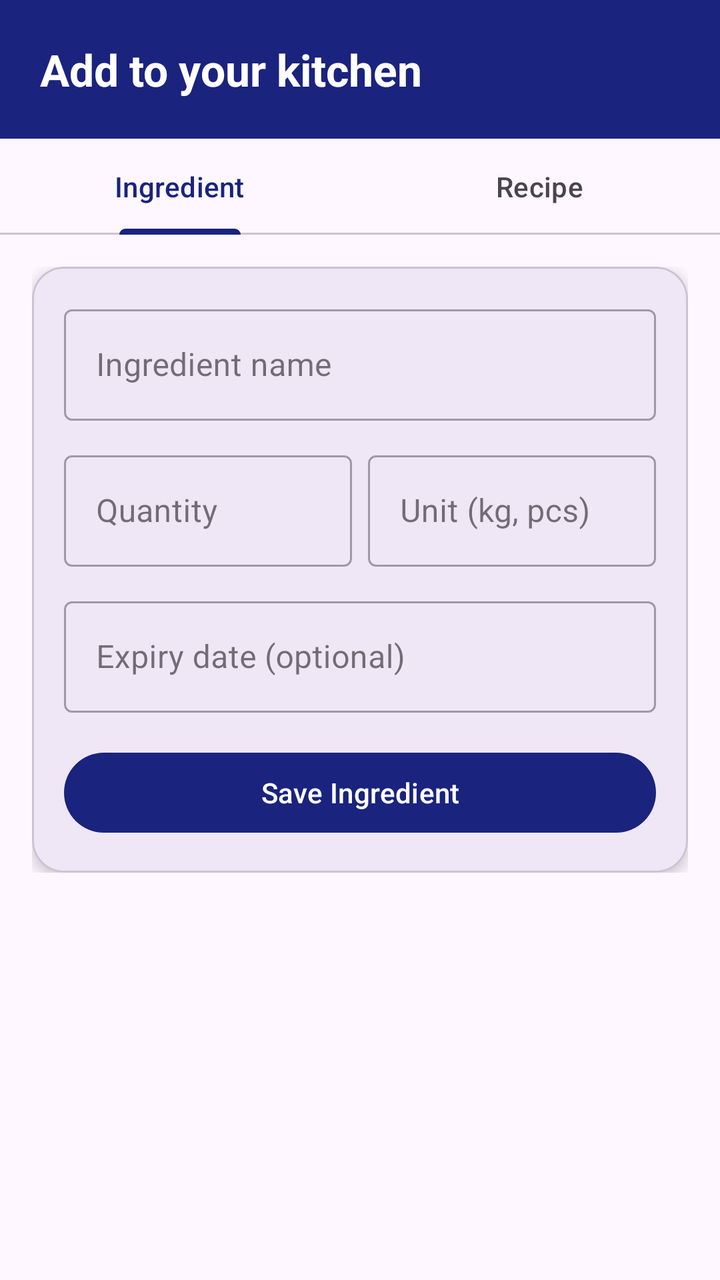
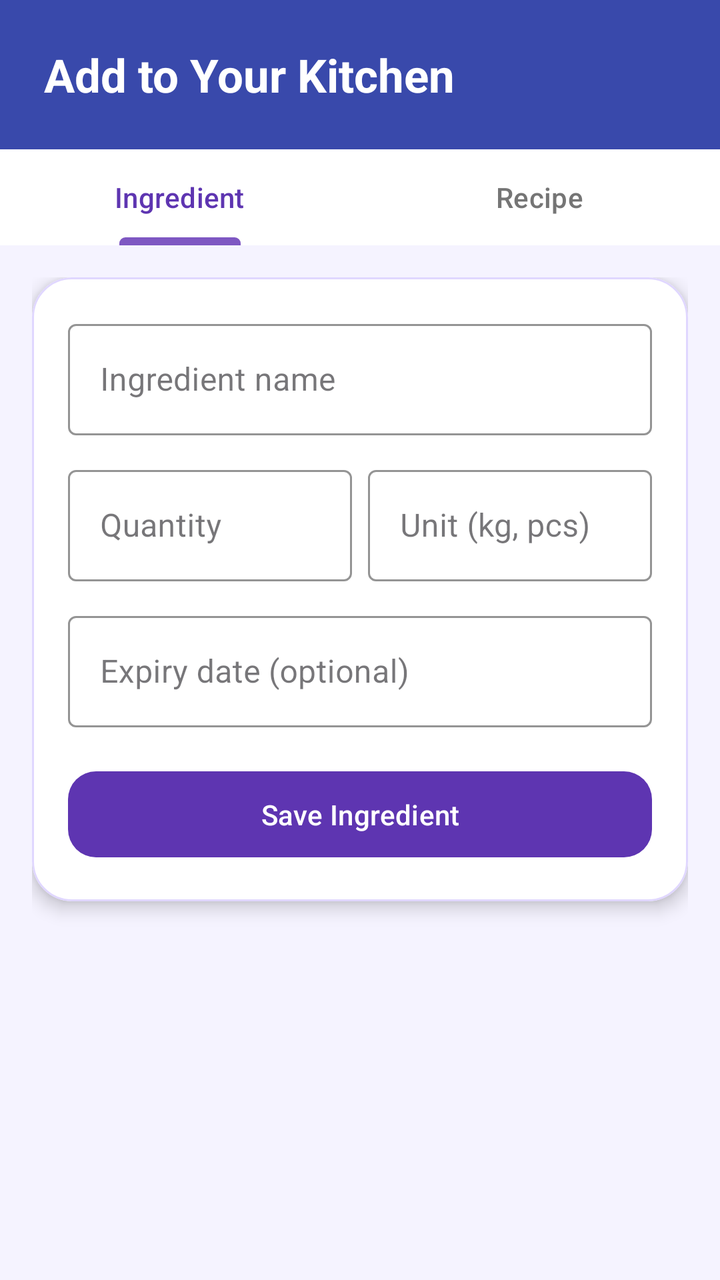

Compare the two renders of this Android layout. The source of the first and the diff that turns it into the second are given below.
<!-- AndroidManifest.xml: application theme Theme.SmartPantryManager -->
<!-- res/layout/activity_add_items.xml -->
<?xml version="1.0" encoding="utf-8"?>
<LinearLayout xmlns:android="http://schemas.android.com/apk/res/android"
    xmlns:app="http://schemas.android.com/apk/res-auto"
    android:layout_width="match_parent"
    android:layout_height="match_parent"
    android:orientation="vertical">

    <TextView
        android:layout_width="match_parent"
        android:layout_height="wrap_content"
        android:background="#1A237E"
        android:padding="20dp"
        android:text="Add to your kitchen"
        android:textColor="@android:color/white"
        android:textSize="22sp"
        android:textStyle="bold" />

    <com.google.android.material.tabs.TabLayout
        android:id="@+id/tabs"
        android:layout_width="match_parent"
        android:layout_height="wrap_content"
        app:tabIndicatorColor="#1A237E"
        app:tabSelectedTextColor="#1A237E">

        <com.google.android.material.tabs.TabItem
            android:layout_width="wrap_content"
            android:layout_height="wrap_content"
            android:text="Ingredient" />

        <com.google.android.material.tabs.TabItem
            android:layout_width="wrap_content"
            android:layout_height="wrap_content"
            android:text="Recipe" />
    </com.google.android.material.tabs.TabLayout>

    <ScrollView
        android:layout_width="match_parent"
        android:layout_height="match_parent">

        <FrameLayout
            android:layout_width="match_parent"
            android:layout_height="wrap_content"
            android:padding="16dp">

            
            <com.google.android.material.card.MaterialCardView
                android:id="@+id/formIngredient"
                android:layout_width="match_parent"
                android:layout_height="wrap_content"
                app:cardCornerRadius="16dp"
                app:cardElevation="4dp">

                <LinearLayout
                    android:layout_width="match_parent"
                    android:layout_height="wrap_content"
                    android:orientation="vertical"
                    android:padding="16dp">

                    <com.google.android.material.textfield.TextInputLayout
                        style="@style/Widget.MaterialComponents.TextInputLayout.OutlinedBox"
                        android:layout_width="match_parent"
                        android:layout_height="wrap_content"
                        android:hint="Ingredient name">

                        <com.google.android.material.textfield.TextInputEditText
                            android:id="@+id/etName"
                            android:layout_width="match_parent"
                            android:layout_height="wrap_content"
                            android:inputType="textCapWords" />
                    </com.google.android.material.textfield.TextInputLayout>

                    <LinearLayout
                        android:layout_width="match_parent"
                        android:layout_height="wrap_content"
                        android:layout_marginTop="12dp"
                        android:orientation="horizontal">

                        <com.google.android.material.textfield.TextInputLayout
                            style="@style/Widget.MaterialComponents.TextInputLayout.OutlinedBox"
                            android:layout_width="0dp"
                            android:layout_height="wrap_content"
                            android:layout_marginEnd="8dp"
                            android:layout_weight="1"
                            android:hint="Quantity">

                            <com.google.android.material.textfield.TextInputEditText
                                android:id="@+id/etQty"
                                android:layout_width="match_parent"
                                android:layout_height="wrap_content"
                                android:inputType="numberDecimal" />
                        </com.google.android.material.textfield.TextInputLayout>

                        <com.google.android.material.textfield.TextInputLayout
                            style="@style/Widget.MaterialComponents.TextInputLayout.OutlinedBox"
                            android:layout_width="0dp"
                            android:layout_height="wrap_content"
                            android:layout_weight="1"
                            android:hint="Unit (kg, pcs)">

                            <com.google.android.material.textfield.TextInputEditText
                                android:id="@+id/etUnit"
                                android:layout_width="match_parent"
                                android:layout_height="wrap_content"
                                android:inputType="text" />
                        </com.google.android.material.textfield.TextInputLayout>
                    </LinearLayout>

                    <com.google.android.material.textfield.TextInputLayout
                        style="@style/Widget.MaterialComponents.TextInputLayout.OutlinedBox"
                        android:layout_width="match_parent"
                        android:layout_height="wrap_content"
                        android:layout_marginTop="12dp"
                        android:hint="Expiry date (optional)">

                        <com.google.android.material.textfield.TextInputEditText
                            android:id="@+id/etExpiry"
                            android:layout_width="match_parent"
                            android:layout_height="wrap_content"
                            android:clickable="true"
                            android:focusable="false"
                            android:inputType="none" />
                    </com.google.android.material.textfield.TextInputLayout>

                    <com.google.android.material.button.MaterialButton
                        android:id="@+id/btnSaveIngredient"
                        android:layout_width="match_parent"
                        android:layout_height="wrap_content"
                        android:layout_marginTop="16dp"
                        android:text="Save Ingredient"
                        app:backgroundTint="#1A237E" />
                </LinearLayout>
            </com.google.android.material.card.MaterialCardView>

            
            <com.google.android.material.card.MaterialCardView
                android:id="@+id/formRecipe"
                android:layout_width="match_parent"
                android:layout_height="wrap_content"
                android:visibility="gone"
                app:cardCornerRadius="16dp"
                app:cardElevation="4dp">

                <LinearLayout
                    android:layout_width="match_parent"
                    android:layout_height="wrap_content"
                    android:orientation="vertical"
                    android:padding="16dp">

                    <com.google.android.material.textfield.TextInputLayout
                        style="@style/Widget.MaterialComponents.TextInputLayout.OutlinedBox"
                        android:layout_width="match_parent"
                        android:layout_height="wrap_content"
                        android:hint="Recipe name">

                        <com.google.android.material.textfield.TextInputEditText
                            android:id="@+id/etRecipeName"
                            android:layout_width="match_parent"
                            android:layout_height="wrap_content"
                            android:inputType="textCapWords" />
                    </com.google.android.material.textfield.TextInputLayout>

                    <com.google.android.material.textfield.TextInputLayout
                        style="@style/Widget.MaterialComponents.TextInputLayout.OutlinedBox"
                        android:layout_width="match_parent"
                        android:layout_height="wrap_content"
                        android:layout_marginTop="12dp"
                        android:hint="Ingredients (comma separated)">

                        <com.google.android.material.textfield.TextInputEditText
                            android:id="@+id/etRecipeIngredients"
                            android:layout_width="match_parent"
                            android:layout_height="wrap_content"
                            android:inputType="textMultiLine"
                            android:minLines="3" />
                    </com.google.android.material.textfield.TextInputLayout>

                    <com.google.android.material.textfield.TextInputLayout
                        style="@style/Widget.MaterialComponents.TextInputLayout.OutlinedBox"
                        android:layout_width="match_parent"
                        android:layout_height="wrap_content"
                        android:layout_marginTop="12dp"
                        android:hint="Steps (optional)">

                        <com.google.android.material.textfield.TextInputEditText
                            android:id="@+id/etRecipeSteps"
                            android:layout_width="match_parent"
                            android:layout_height="wrap_content"
                            android:inputType="textMultiLine"
                            android:minLines="4" />
                    </com.google.android.material.textfield.TextInputLayout>

                    <com.google.android.material.button.MaterialButton
                        android:id="@+id/btnSaveRecipe"
                        android:layout_width="match_parent"
                        android:layout_height="wrap_content"
                        android:layout_marginTop="16dp"
                        android:text="Save Recipe"
                        app:backgroundTint="#1A237E" />
                </LinearLayout>
            </com.google.android.material.card.MaterialCardView>

        </FrameLayout>
    </ScrollView>
</LinearLayout>
<!-- resources referenced by this layout -->
<resources>
  <style name="Theme.SmartPantryManager" parent="Base.Theme.SmartPantryManager" />
  <style name="Base.Theme.SmartPantryManager" parent="Theme.Material3.DayNight.NoActionBar">
          
          
      </style>
</resources>

<!-- the commit's change to res/layout/activity_add_items.xml (unified diff, before → after) -->
@@ -3,24 +3,30 @@
     xmlns:app="http://schemas.android.com/apk/res-auto"
     android:layout_width="match_parent"
     android:layout_height="match_parent"
+    android:background="#F5F3FF"
     android:orientation="vertical">
 
+    
     <TextView
         android:layout_width="match_parent"
         android:layout_height="wrap_content"
-        android:background="#1A237E"
-        android:padding="20dp"
-        android:text="Add to your kitchen"
-        android:textColor="@android:color/white"
-        android:textSize="22sp"
+        android:background="#3949AB"
+        android:padding="22dp"
+        android:text="Add to Your Kitchen"
+        android:textColor="#FFFFFF"
+        android:textSize="23sp"
         android:textStyle="bold" />
 
+    
     <com.google.android.material.tabs.TabLayout
         android:id="@+id/tabs"
         android:layout_width="match_parent"
         android:layout_height="wrap_content"
-        app:tabIndicatorColor="#1A237E"
-        app:tabSelectedTextColor="#1A237E">
+        android:background="#FFFFFF"
+        app:tabIndicatorColor="#7E57C2"
+        app:tabIndicatorHeight="4dp"
+        app:tabSelectedTextColor="#5E35B1"
+        app:tabTextColor="#757575">
 
         <com.google.android.material.tabs.TabItem
             android:layout_width="wrap_content"
@@ -35,32 +41,39 @@
 
     <ScrollView
         android:layout_width="match_parent"
-        android:layout_height="match_parent">
+        android:layout_height="0dp"
+        android:layout_weight="1"
+        android:fillViewport="true">
 
         <FrameLayout
             android:layout_width="match_parent"
             android:layout_height="wrap_content"
             android:padding="16dp">
 
-            
+
             <com.google.android.material.card.MaterialCardView
                 android:id="@+id/formIngredient"
                 android:layout_width="match_parent"
                 android:layout_height="wrap_content"
-                app:cardCornerRadius="16dp"
-                app:cardElevation="4dp">
+                app:cardBackgroundColor="#FFFFFF"
+                app:cardCornerRadius="20dp"
+                app:cardElevation="5dp"
+                app:strokeColor="#E0D7FF"
+                app:strokeWidth="1dp">
 
                 <LinearLayout
                     android:layout_width="match_parent"
                     android:layout_height="wrap_content"
                     android:orientation="vertical"
-                    android:padding="16dp">
-
-                    <com.google.android.material.textfield.TextInputLayout
-                        style="@style/Widget.MaterialComponents.TextInputLayout.OutlinedBox"
-                        android:layout_width="match_parent"
-                        android:layout_height="wrap_content"
-                        android:hint="Ingredient name">
+                    android:padding="18dp">
+
+                    <com.google.android.material.textfield.TextInputLayout
+                        style="@style/Widget.MaterialComponents.TextInputLayout.OutlinedBox"
+                        android:layout_width="match_parent"
+                        android:layout_height="wrap_content"
+                        android:hint="Ingredient name"
+                        app:boxStrokeColor="#7E57C2"
+                        app:hintTextColor="#5E35B1">
 
                         <com.google.android.material.textfield.TextInputEditText
                             android:id="@+id/etName"
@@ -81,7 +94,8 @@
                             android:layout_height="wrap_content"
                             android:layout_marginEnd="8dp"
                             android:layout_weight="1"
-                            android:hint="Quantity">
+                            android:hint="Quantity"
+                            app:boxStrokeColor="#7E57C2">
 
                             <com.google.android.material.textfield.TextInputEditText
                                 android:id="@+id/etQty"
@@ -95,7 +109,8 @@
                             android:layout_width="0dp"
                             android:layout_height="wrap_content"
                             android:layout_weight="1"
-                            android:hint="Unit (kg, pcs)">
+                            android:hint="Unit (kg, pcs)"
+                            app:boxStrokeColor="#7E57C2">
 
                             <com.google.android.material.textfield.TextInputEditText
                                 android:id="@+id/etUnit"
@@ -110,7 +125,8 @@
                         android:layout_width="match_parent"
                         android:layout_height="wrap_content"
                         android:layout_marginTop="12dp"
-                        android:hint="Expiry date (optional)">
+                        android:hint="Expiry date (optional)"
+                        app:boxStrokeColor="#7E57C2">
 
                         <com.google.android.material.textfield.TextInputEditText
                             android:id="@+id/etExpiry"
@@ -125,9 +141,12 @@
                         android:id="@+id/btnSaveIngredient"
                         android:layout_width="match_parent"
                         android:layout_height="wrap_content"
-                        android:layout_marginTop="16dp"
+                        android:layout_marginTop="18dp"
+                        android:padding="12dp"
                         android:text="Save Ingredient"
-                        app:backgroundTint="#1A237E" />
+                        android:textColor="#FFFFFF"
+                        app:backgroundTint="#5E35B1"
+                        app:cornerRadius="14dp" />
                 </LinearLayout>
             </com.google.android.material.card.MaterialCardView>
 
@@ -137,20 +156,24 @@
                 android:layout_width="match_parent"
                 android:layout_height="wrap_content"
                 android:visibility="gone"
-                app:cardCornerRadius="16dp"
-                app:cardElevation="4dp">
+                app:cardBackgroundColor="#FFFFFF"
+                app:cardCornerRadius="20dp"
+                app:cardElevation="5dp"
+                app:strokeColor="#E0D7FF"
+                app:strokeWidth="1dp">
 
                 <LinearLayout
                     android:layout_width="match_parent"
                     android:layout_height="wrap_content"
                     android:orientation="vertical"
-                    android:padding="16dp">
-
-                    <com.google.android.material.textfield.TextInputLayout
-                        style="@style/Widget.MaterialComponents.TextInputLayout.OutlinedBox"
-                        android:layout_width="match_parent"
-                        android:layout_height="wrap_content"
-                        android:hint="Recipe name">
+                    android:padding="18dp">
+
+                    <com.google.android.material.textfield.TextInputLayout
+                        style="@style/Widget.MaterialComponents.TextInputLayout.OutlinedBox"
+                        android:layout_width="match_parent"
+                        android:layout_height="wrap_content"
+                        android:hint="Recipe name"
+                        app:boxStrokeColor="#7E57C2">
 
                         <com.google.android.material.textfield.TextInputEditText
                             android:id="@+id/etRecipeName"
@@ -164,7 +187,8 @@
                         android:layout_width="match_parent"
                         android:layout_height="wrap_content"
                         android:layout_marginTop="12dp"
-                        android:hint="Ingredients (comma separated)">
+                        android:hint="Ingredients (comma separated)"
+                        app:boxStrokeColor="#7E57C2">
 
                         <com.google.android.material.textfield.TextInputEditText
                             android:id="@+id/etRecipeIngredients"
@@ -179,7 +203,8 @@
                         android:layout_width="match_parent"
                         android:layout_height="wrap_content"
                         android:layout_marginTop="12dp"
-                        android:hint="Steps (optional)">
+                        android:hint="Steps (optional)"
+                        app:boxStrokeColor="#7E57C2">
 
                         <com.google.android.material.textfield.TextInputEditText
                             android:id="@+id/etRecipeSteps"
@@ -193,9 +218,12 @@
                         android:id="@+id/btnSaveRecipe"
                         android:layout_width="match_parent"
                         android:layout_height="wrap_content"
-                        android:layout_marginTop="16dp"
+                        android:layout_marginTop="18dp"
+                        android:padding="12dp"
                         android:text="Save Recipe"
-                        app:backgroundTint="#1A237E" />
+                        android:textColor="#FFFFFF"
+                        app:backgroundTint="#5E35B1"
+                        app:cornerRadius="14dp" />
                 </LinearLayout>
             </com.google.android.material.card.MaterialCardView>
 
